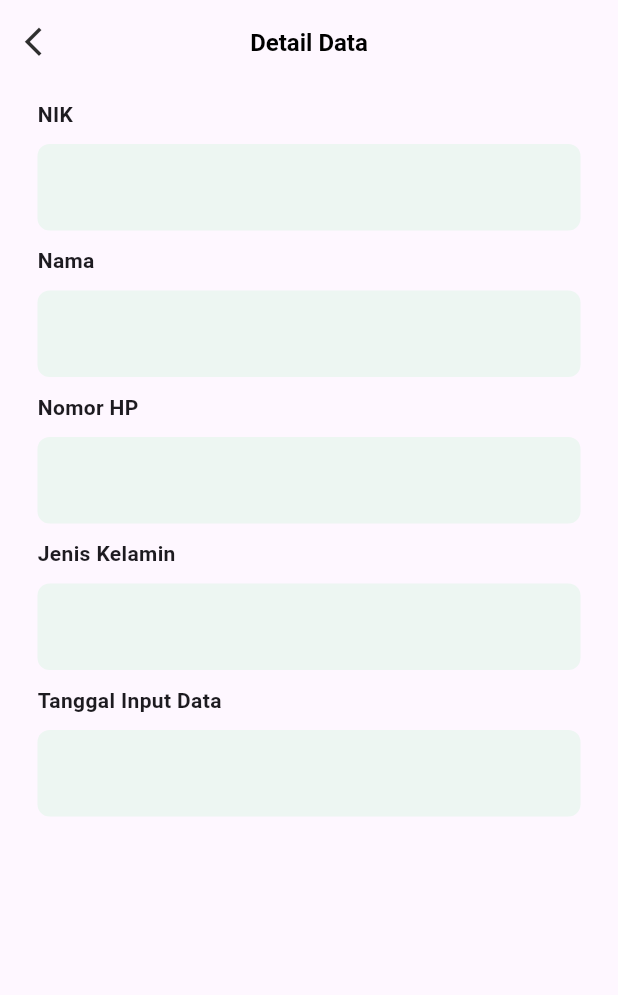
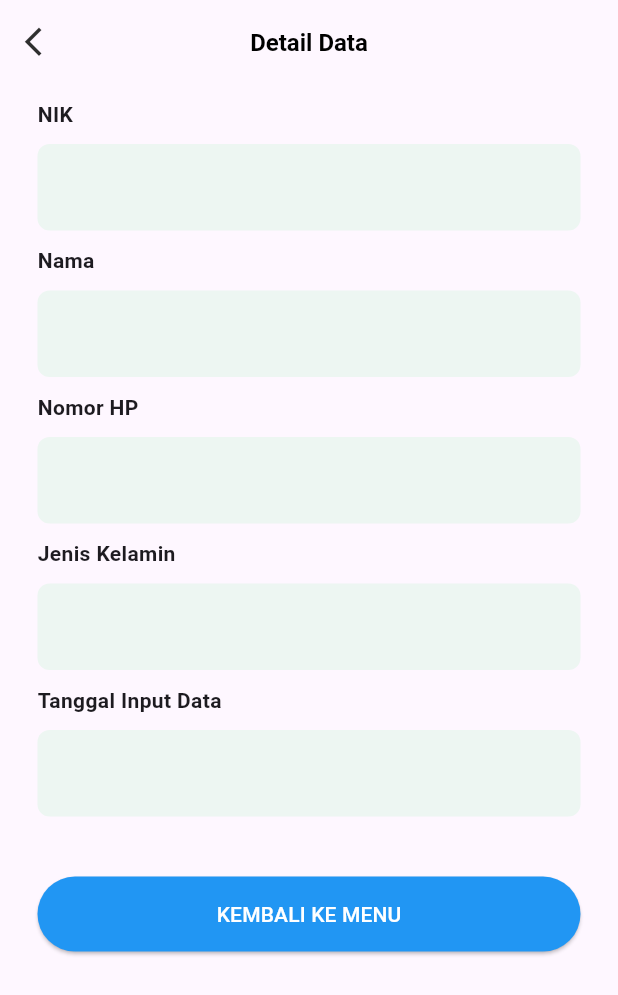
Before and after one commit to Varuez/Mobile-Programming-Project, a Flutter app: the DetailScreen screen opened directly with empty values, on a phone screen of 412 x 824 dp. Shown: the top 995 px of the screen. Run offline on Flutter 3.47's test engine with Material 3 defaults, Android fonts, the phone set to English and light mode, and no system bars; our stand-ins replace sqflite; accounts and stored records are empty; project files that could hold a hidden picture were left out.

Commit message:
Update App Icon dan perbaikan detail & view data screen

```diff
--- a/lib/Screen/detail_screen.dart
+++ b/lib/Screen/detail_screen.dart
@@ -5,6 +5,7 @@
 import 'package:mobile_programming_project/Screen/home_screen.dart';
 import 'package:mobile_programming_project/Utils/colors.dart';
 import 'package:mobile_programming_project/Data/kpu_model.dart';
+import 'package:mobile_programming_project/Screen/view_data_screen.dart';
 import 'package:flutter/material.dart';
 
 /// Halaman DetailScreen menampilkan informasi data pemilih yang telah diinput.
@@ -24,7 +25,7 @@ class DetailScreen extends StatelessWidget {
           onTap: () {
             Navigator.push(
               context,
-              MaterialPageRoute(builder: (_) => HomeScreen()),
+              MaterialPageRoute(builder: (_) => ViewDataScreen()),
             );
           },
           child: const Icon(
@@ -155,6 +156,31 @@ class DetailScreen extends StatelessWidget {
               ),
 
               const SizedBox(height: 10),
+              const SizedBox(height: 30),
+
+              Center(
+                child: SizedBox(
+                  width: double.infinity,
+                  child: ElevatedButton(
+                    style: ElevatedButton.styleFrom(
+                      backgroundColor: Colors.blue,
+                      foregroundColor: Colors.white,
+                      padding: const EdgeInsets.symmetric(vertical: 15),
+                    ),
+                    onPressed: () {
+                      Navigator.pushReplacement(
+                        context,
+                        MaterialPageRoute(
+                          builder: (context) => const HomeScreen(),
+                        ),
+                      );
+                    },
+                    child: const Text("KEMBALI KE MENU"),
+                  ),
+                ),
+              ),
+
+              const SizedBox(height: 30),
             ],
           ),
         ),
```
Also changed, not shown: lib/Screen/view_data_screen.dart (+5 -3 lines), pubspec.yaml (+10 -6 lines), assets/icons/kpu_logo.png (added), pubspec.lock, 28 other files.
